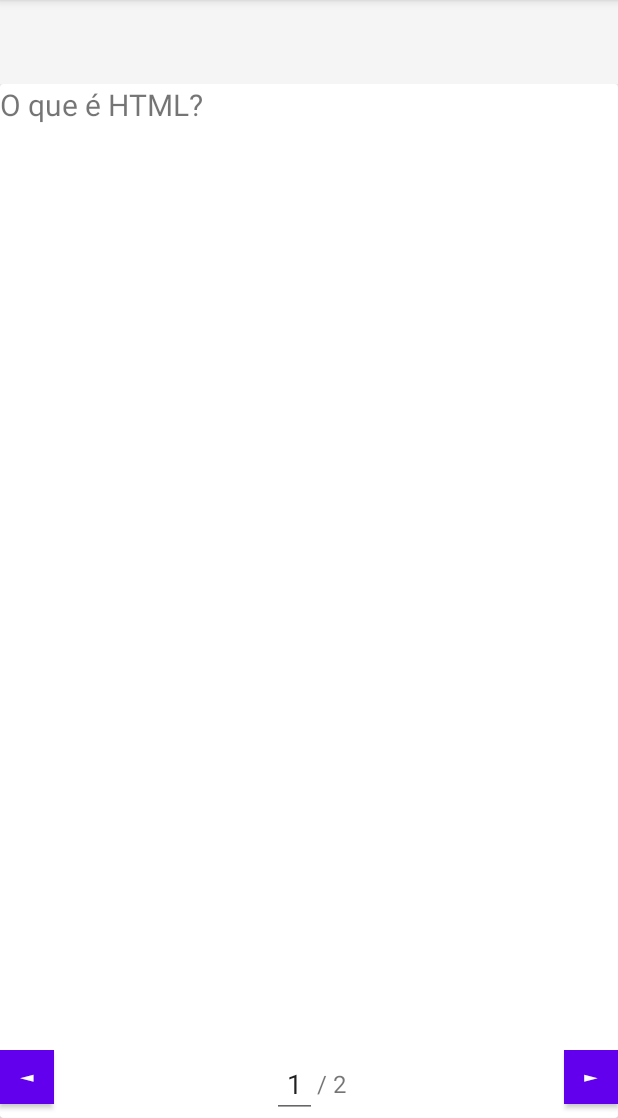
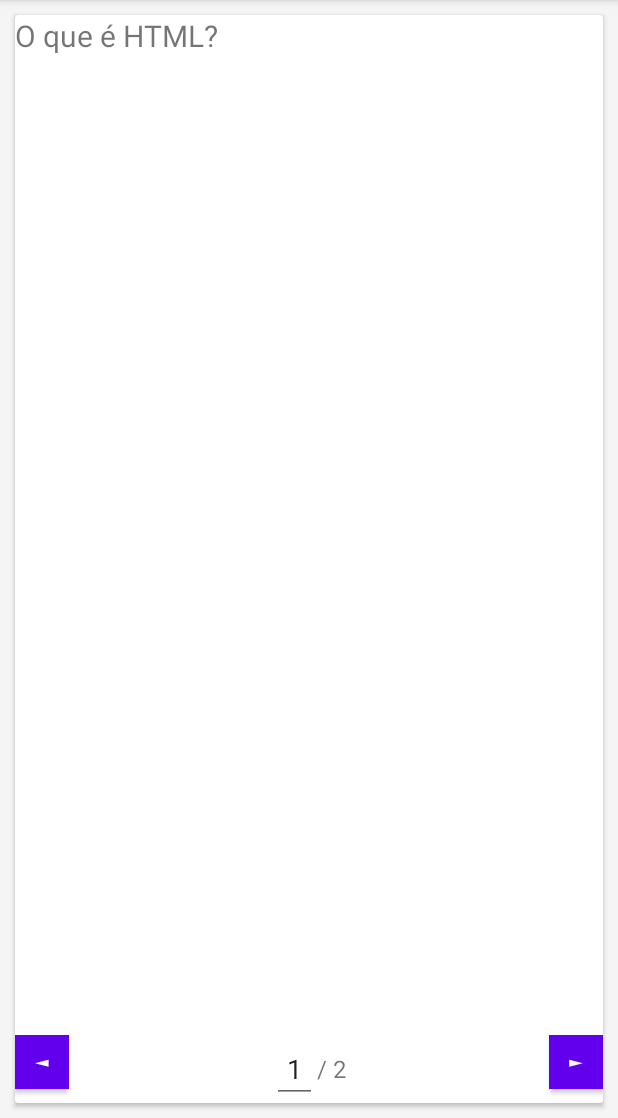
Before and after one commit to avariado/leitorqa, an Android app: the screen it shows after launch (MainActivity), on a phone screen of 412 x 824 dp, the part 118-1236 px from its top. Run offline under Robolectric (Android 15) with nearby library versions, the phone set to English and light mode, and no system bars; libraries missing offline, so code that uses them is left out: com.tom_roush.pdfbox; 1 statement that could not run was skipped.

Commit message:
Update activity_main.xml

```diff
--- a/app/src/main/res/layout/activity_main.xml
+++ b/app/src/main/res/layout/activity_main.xml
@@ -47,13 +47,14 @@
     android:id="@+id/main_container"
     android:layout_width="match_parent"
     android:layout_height="match_parent"
-    android:layout_below="@id/header"
-    android:paddingTop="?attr/actionBarSize"> <!-- Adicione este padding -->
+    android:layout_below="@id/header">
 
     <androidx.cardview.widget.CardView
         android:id="@+id/card_view"
         android:layout_width="match_parent"
-        android:layout_height="match_parent">
+        android:layout_height="match_parent"
+        android:layout_marginTop="?attr/actionBarSize"
+        android:layout_margin="10dp">
 
         <RelativeLayout
             android:layout_width="match_parent"
```
